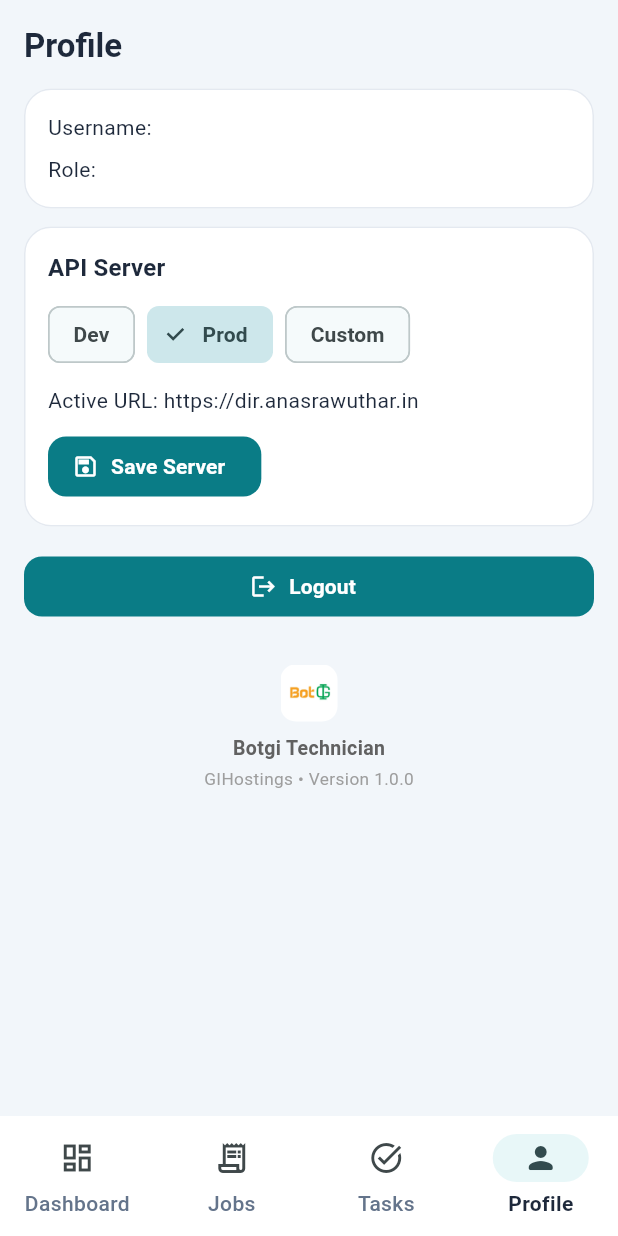
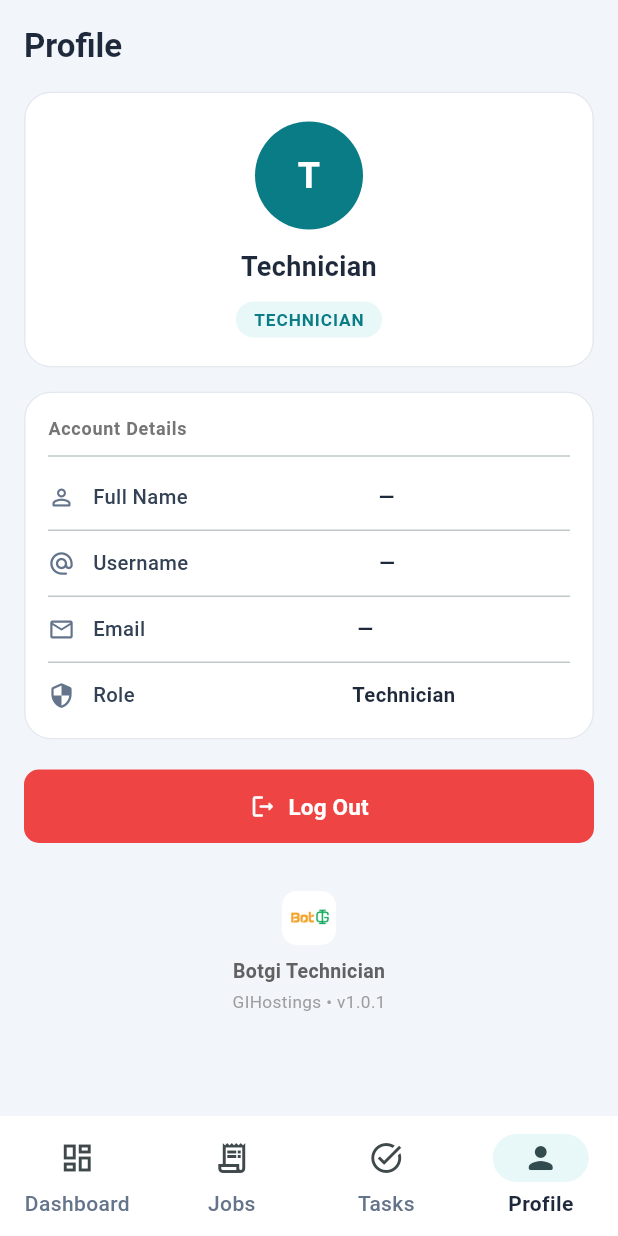
Before and after one commit to anasrawuthar-bit/botgi-project, a Flutter app: the AppShell screen opened directly with empty values, item 4 of the bottom bar chosen, on a phone screen of 412 x 824 dp. Run offline on Flutter 3.47's test engine with Material 3 defaults, Android fonts, the phone set to English and light mode, and no system bars; our stand-ins replace flutter_local_notifications, shared_preferences; accounts and stored records are empty; network calls fail.

Commit message:
feat(profile): replace workspace with role, add full name support and redesign mobile profile

```diff
--- a/flutter_mobile_app/lib/screens/profile_screen.dart
+++ b/flutter_mobile_app/lib/screens/profile_screen.dart
@@ -1,6 +1,5 @@
 import 'package:flutter/material.dart';
 
-import '../config/app_config.dart';
 import '../services/auth_service.dart';
 import '../theme/app_colors.dart';
 import '../widgets/app_surface_card.dart';
@@ -20,158 +19,215 @@ class ProfileScreen extends StatefulWidget {
 }
 
 class _ProfileScreenState extends State<ProfileScreen> {
-  late String _selectedMode;
-  late TextEditingController _customUrlController;
-  bool _isSaving = false;
+  bool _isLoading = false;
 
   @override
   void initState() {
     super.initState();
-    _selectedMode = AppConfig.mode;
-    _customUrlController = TextEditingController(text: AppConfig.customBaseUrl);
+    _fetchProfile();
   }
 
-  @override
-  void dispose() {
-    _customUrlController.dispose();
-    super.dispose();
+  Future<void> _fetchProfile() async {
+    setState(() => _isLoading = true);
+    try {
+      await widget.authService.fetchMe();
+    } catch (_) {
+      // Ignore errors on background refresh; keep cached currentUser
+    } finally {
+      if (mounted) {
+        setState(() => _isLoading = false);
       }
-
-  Future<void> _saveServerSettings() async {
-    if (_selectedMode == AppConfig.customMode) {
-      final normalized = AppConfig.normalizeBaseUrl(_customUrlController.text);
-      if (normalized.isEmpty) {
-        ScaffoldMessenger.of(context).showSnackBar(
-          const SnackBar(
-            backgroundColor: AppColors.warningFg,
-            content: Text('Enter a valid custom URL before saving.'),
-          ),
-        );
-        return;
     }
   }
 
-    setState(() {
-      _isSaving = true;
-    });
-
-    await AppConfig.setMode(_selectedMode);
-    if (_selectedMode == AppConfig.customMode) {
-      await AppConfig.setCustomBaseUrl(_customUrlController.text);
+  String _getInitials(String fullName, String username) {
+    final target = fullName.trim().isNotEmpty ? fullName.trim() : username.trim();
+    if (target.isEmpty) return 'T';
+    final parts = target.split(RegExp(r'\s+'));
+    if (parts.length >= 2 && parts[0].isNotEmpty && parts[1].isNotEmpty) {
+      return '${parts[0][0]}${parts[1][0]}'.toUpperCase();
     }
-
-    if (!mounted) {
-      return;
-    }
-    setState(() {
-      _isSaving = false;
-    });
-
-    ScaffoldMessenger.of(context).showSnackBar(
-      SnackBar(content: Text('Server updated to ${AppConfig.baseUrl}')),
-    );
+    return target.substring(0, 1).toUpperCase();
   }
 
   @override
   Widget build(BuildContext context) {
     final user = widget.authService.currentUser ?? {};
+    final fullName = (user['full_name'] ?? '').toString();
     final username = (user['username'] ?? '').toString();
-    final role = (user['role'] ?? '').toString();
+    final email = (user['email'] ?? '').toString();
+    final role = (user['role'] ?? 'technician').toString();
     final techId = (user['technician_id'] ?? '').toString();
 
+    final displayName = fullName.isNotEmpty ? fullName : (username.isNotEmpty ? username : 'Technician');
+    final initials = _getInitials(fullName, username);
+
     return SafeArea(
+      child: RefreshIndicator(
+        onRefresh: _fetchProfile,
+        color: AppColors.primary,
         child: ListView(
-        padding: const EdgeInsets.all(16),
+          padding: const EdgeInsets.symmetric(horizontal: 16, vertical: 16),
+          physics: const AlwaysScrollableScrollPhysics(),
           children: [
-          Text('Profile', style: Theme.of(context).textTheme.headlineSmall),
-          const SizedBox(height: 14),
+            Row(
+              mainAxisAlignment: MainAxisAlignment.spaceBetween,
+              children: [
+                Text(
+                  'Profile',
+                  style: Theme.of(context).textTheme.headlineSmall?.copyWith(
+                        fontWeight: FontWeight.bold,
+                        color: AppColors.ink900,
+                      ),
+                ),
+                if (_isLoading)
+                  const SizedBox(
+                    width: 18,
+                    height: 18,
+                    child: CircularProgressIndicator(strokeWidth: 2, color: AppColors.primary),
+                  ),
+              ],
+            ),
+            const SizedBox(height: 16),
+
+            // User Identity Header Card
             AppSurfaceCard(
-            padding: const EdgeInsets.all(16),
+              padding: const EdgeInsets.symmetric(vertical: 20, horizontal: 16),
               child: Column(
-              crossAxisAlignment: CrossAxisAlignment.start,
                 children: [
-                Text('Username: $username'),
-                const SizedBox(height: 8),
-                Text('Role: ${role.toUpperCase()}'),
-                if (techId.isNotEmpty) ...[
-                  const SizedBox(height: 8),
-                  Text('Technician ID: $techId'),
-                ],
-              ],
+                  CircleAvatar(
+                    radius: 36,
+                    backgroundColor: AppColors.primary,
+                    child: Text(
+                      initials,
+                      style: const TextStyle(
+                        fontSize: 24,
+                        fontWeight: FontWeight.bold,
+                        color: Colors.white,
+                        letterSpacing: 1.1,
+                      ),
                     ),
                   ),
                   const SizedBox(height: 12),
-          AppSurfaceCard(
-            padding: const EdgeInsets.all(16),
-            child: Column(
-              crossAxisAlignment: CrossAxisAlignment.start,
-              children: [
                   Text(
-                  'API Server',
-                  style: Theme.of(context).textTheme.titleMedium,
+                    displayName,
+                    style: const TextStyle(
+                      fontSize: 18,
+                      fontWeight: FontWeight.bold,
+                      color: AppColors.ink900,
                     ),
-                const SizedBox(height: 8),
-                Wrap(
-                  spacing: 8,
-                  runSpacing: 8,
-                  children: [
-                    ChoiceChip(
-                      label: const Text('Dev'),
-                      selected: _selectedMode == AppConfig.devMode,
-                      onSelected: (_) {
-                        setState(() {
-                          _selectedMode = AppConfig.devMode;
-                        });
-                      },
+                    textAlign: TextAlign.center,
                   ),
-                    ChoiceChip(
-                      label: const Text('Prod'),
-                      selected: _selectedMode == AppConfig.prodMode,
-                      onSelected: (_) {
-                        setState(() {
-                          _selectedMode = AppConfig.prodMode;
-                        });
-                      },
-                    ),
-                    ChoiceChip(
-                      label: const Text('Custom'),
-                      selected: _selectedMode == AppConfig.customMode,
-                      onSelected: (_) {
-                        setState(() {
-                          _selectedMode = AppConfig.customMode;
-                        });
-                      },
-                    ),
-                  ],
-                ),
-                if (_selectedMode == AppConfig.customMode) ...[
-                  const SizedBox(height: 10),
-                  TextField(
-                    controller: _customUrlController,
-                    decoration: const InputDecoration(
-                      labelText: 'Custom Base URL',
-                      hintText: 'http://192.168.1.10:8000',
+                  if (username.isNotEmpty) ...[
+                    const SizedBox(height: 2),
+                    Text(
+                      '@$username',
+                      style: const TextStyle(
+                        fontSize: 13,
+                        color: AppColors.ink500,
+                        fontWeight: FontWeight.w500,
                       ),
                     ),
                   ],
                   const SizedBox(height: 10),
-                Text('Active URL: ${AppConfig.baseUrl}'),
-                const SizedBox(height: 10),
-                FilledButton.tonalIcon(
-                  onPressed: _isSaving ? null : _saveServerSettings,
-                  icon: const Icon(Icons.save_outlined),
-                  label: Text(_isSaving ? 'Saving...' : 'Save Server'),
+                  Container(
+                    padding: const EdgeInsets.symmetric(horizontal: 12, vertical: 4),
+                    decoration: BoxDecoration(
+                      color: AppColors.primarySoft,
+                      borderRadius: BorderRadius.circular(16),
+                    ),
+                    child: Text(
+                      role.toUpperCase(),
+                      style: const TextStyle(
+                        fontSize: 11.5,
+                        fontWeight: FontWeight.bold,
+                        color: AppColors.primary,
+                        letterSpacing: 0.6,
+                      ),
+                    ),
                   ),
                 ],
               ),
             ),
             const SizedBox(height: 16),
+
+            // Account Details Card
+            AppSurfaceCard(
+              padding: const EdgeInsets.symmetric(horizontal: 16, vertical: 8),
+              child: Column(
+                crossAxisAlignment: CrossAxisAlignment.start,
+                children: [
+                  Padding(
+                    padding: const EdgeInsets.only(top: 8, bottom: 4),
+                    child: Text(
+                      'Account Details',
+                      style: TextStyle(
+                        fontSize: 12,
+                        fontWeight: FontWeight.bold,
+                        color: Colors.grey.shade600,
+                        letterSpacing: 0.5,
+                      ),
+                    ),
+                  ),
+                  const Divider(height: 12),
+                  _buildDetailRow(
+                    icon: Icons.person_outline_rounded,
+                    label: 'Full Name',
+                    value: fullName.isNotEmpty ? fullName : '—',
+                  ),
+                  const Divider(height: 1),
+                  _buildDetailRow(
+                    icon: Icons.alternate_email_rounded,
+                    label: 'Username',
+                    value: username.isNotEmpty ? username : '—',
+                  ),
+                  const Divider(height: 1),
+                  _buildDetailRow(
+                    icon: Icons.email_outlined,
+                    label: 'Email',
+                    value: email.isNotEmpty ? email : '—',
+                  ),
+                  if (techId.isNotEmpty) ...[
+                    const Divider(height: 1),
+                    _buildDetailRow(
+                      icon: Icons.badge_outlined,
+                      label: 'Technician ID',
+                      value: techId,
+                      valueColor: AppColors.primary,
+                      isBold: true,
+                    ),
+                  ],
+                  const Divider(height: 1),
+                  _buildDetailRow(
+                    icon: Icons.security_rounded,
+                    label: 'Role',
+                    value: role.isNotEmpty ? role[0].toUpperCase() + role.substring(1) : 'Technician',
+                  ),
+                ],
+              ),
+            ),
+            const SizedBox(height: 20),
+
+            // Logout Action
             FilledButton.icon(
               onPressed: widget.onLogout,
-            icon: const Icon(Icons.logout),
-            label: const Text('Logout'),
+              style: FilledButton.styleFrom(
+                backgroundColor: const Color(0xFFEF4444),
+                foregroundColor: Colors.white,
+                padding: const EdgeInsets.symmetric(vertical: 14),
+                shape: RoundedRectangleBorder(
+                  borderRadius: BorderRadius.circular(10),
                 ),
-          const SizedBox(height: 28),
+              ),
+              icon: const Icon(Icons.logout_rounded, size: 18),
+              label: const Text(
+                'Log Out',
+                style: TextStyle(fontWeight: FontWeight.w600, fontSize: 15),
+              ),
+            ),
+            const SizedBox(height: 32),
+
+            // App Branding Footer
             Center(
               child: Column(
                 children: [
@@ -179,9 +235,14 @@ class _ProfileScreenState extends State<ProfileScreen> {
                     borderRadius: BorderRadius.circular(10),
                     child: Image.asset(
                       'assets/images/logo.png',
-                    width: 38,
-                    height: 38,
+                      width: 36,
+                      height: 36,
                       fit: BoxFit.contain,
+                      errorBuilder: (context, error, stackTrace) => const Icon(
+                        Icons.handyman_rounded,
+                        size: 32,
+                        color: AppColors.primary,
+                      ),
                     ),
                   ),
                   const SizedBox(height: 8),
@@ -195,7 +256,7 @@ class _ProfileScreenState extends State<ProfileScreen> {
                   ),
                   const SizedBox(height: 3),
                   Text(
-                  'GIHostings • Version 1.0.0',
+                    'GIHostings • v1.0.1',
                     style: TextStyle(
                       fontSize: 11.5,
                       color: Colors.grey.shade500,
@@ -204,7 +265,47 @@ class _ProfileScreenState extends State<ProfileScreen> {
                 ],
               ),
             ),
-          const SizedBox(height: 12),
+            const SizedBox(height: 16),
+          ],
+        ),
+      ),
+    );
+  }
+
+  Widget _buildDetailRow({
+    required IconData icon,
+    required String label,
+    required String value,
+    Color? valueColor,
+    bool isBold = false,
+  }) {
+    return Padding(
+      padding: const EdgeInsets.symmetric(vertical: 12),
+      child: Row(
+        children: [
+          Icon(icon, size: 18, color: AppColors.ink500),
+          const SizedBox(width: 12),
+          Text(
+            label,
+            style: const TextStyle(
+              fontSize: 13.5,
+              color: AppColors.ink700,
+              fontWeight: FontWeight.w500,
+            ),
+          ),
+          const Spacer(),
+          Flexible(
+            child: Text(
+              value,
+              textAlign: TextAlign.end,
+              overflow: TextOverflow.ellipsis,
+              style: TextStyle(
+                fontSize: 13.5,
+                color: valueColor ?? AppColors.ink900,
+                fontWeight: isBold ? FontWeight.bold : FontWeight.w600,
+              ),
+            ),
+          ),
         ],
       ),
     );
```
Also changed, not shown: 7 other files. Lines whose indentation alone changed are shown as unchanged.
